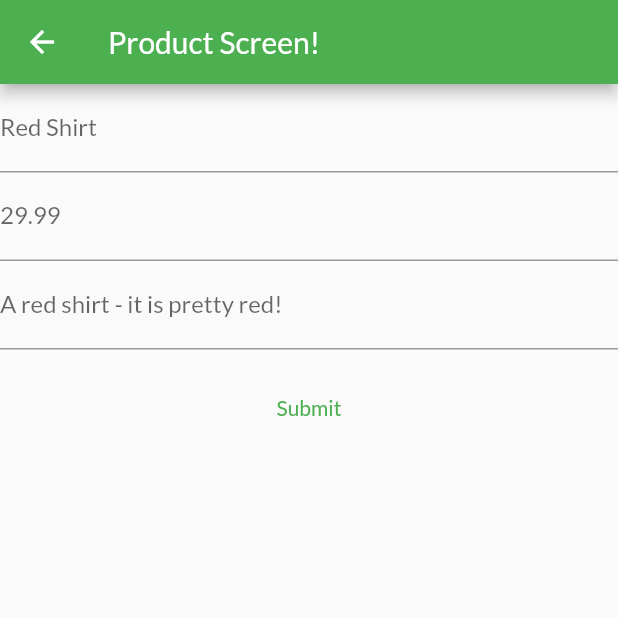
After one commit to PhamTuanHung3011/re_state_management_shop, a Flutter app: the UserProductScreen screen opened by its route, after a tap on the "edit" icon, on a phone screen of 412 x 824 dp, the top half of it. The commit adds this screen. Run offline on Flutter 3.47's test engine with Material 2 defaults, Android fonts, the phone set to English and light mode, and no system bars; network calls fail.

Commit message:
user_product

```diff
--- a/lib/main.dart
+++ b/lib/main.dart
@@ -3,8 +3,11 @@ import 'package:flutter/material.dart';
 import 'package:provider/provider.dart';
 import 'package:re_state_management_shiop/providers/cart.dart';
 import 'package:re_state_management_shiop/providers/order_provider.dart';
+import 'package:re_state_management_shiop/screens/UserProductScreen.dart';
 import 'package:re_state_management_shiop/screens/cart_screen.dart';
+import 'package:re_state_management_shiop/screens/edit_product_screen.dart';
 import 'package:re_state_management_shiop/screens/order_screen.dart';
+import 'package:re_state_management_shiop/widgets/user_product.dart';
 import 'providers/product_provider.dart';
 import 'screens/product_detail_screens.dart';
 import 'screens/product_overview_screen.dart';
@@ -42,6 +45,8 @@ class MyApp extends StatelessWidget {
           ProductDetailScreens.routerName: (context) => ProductDetailScreens(),
           CartScreen.routeName: (context) => CartScreen(),
           OrderScreen.routeName: (context) => OrderScreen(),
+          UserProductScreen.routeName: (context) => UserProductScreen(),
+          EditProductScreen.routename: (context) => EditProductScreen(),
         },
       ),
     );
--- a/lib/providers/product.dart
+++ b/lib/providers/product.dart
@@ -1,11 +1,11 @@
 import 'package:flutter/foundation.dart';
 
 class Product with ChangeNotifier {
-  final String id;
-  final String title;
-  final String description;
-  final double price;
-  final String imageUrl;
+   String id;
+   String title;
+   String description;
+   double price;
+   String imageUrl;
   bool isFavorite;
 
   Product({
--- a/lib/providers/product_provider.dart
+++ b/lib/providers/product_provider.dart
@@ -54,4 +54,16 @@ class ProductProvider with ChangeNotifier {
   List<Product> get ListFavorites {
     return _items.where((pro) => pro.isFavorite).toList();
   }
+
+  void deleteProduct(String id) {
+    _items.removeWhere((pro) => pro.id == id);
+    notifyListeners();
+  }
+  void editProduct(String id, String title, String description,double price ) {
+    var product = findById(id);
+    product.title = title;
+    product.description = description;
+    product.price = price;
+    notifyListeners();
+  }
 }
--- /dev/null
+++ b/lib/screens/UserProductScreen.dart
@@ -0,0 +1,34 @@
+
+
+import 'package:flutter/material.dart';
+import 'package:provider/provider.dart';
+
+import '../providers/product_provider.dart';
+import '../widgets/user_product.dart';
+
+class UserProductScreen extends StatelessWidget {
+  static const routeName = '/user_product_screen';
+
+  @override
+  Widget build(BuildContext context) {
+    final productData = Provider.of<ProductProvider>(context, listen: false).items;
+    return Scaffold(
+      appBar: AppBar(
+        title: Text('User Product Manager'),
+        actions: [
+          IconButton(onPressed: () {}, icon: Icon(Icons.add))
+        ],
+      ),
+      body: Padding(
+        padding: EdgeInsets.all(8),
+        child: ListView.builder(
+          itemCount: productData.length,
+            itemBuilder: (_, i) => UserProducts(
+              idProduct: productData[i].id,
+              title: productData[i].title,
+              imageUrl: productData[i].imageUrl,
+            )),
+      ),
+    );
+  }
+}
--- /dev/null
+++ b/lib/screens/edit_product_screen.dart
@@ -0,0 +1,89 @@
+import 'package:flutter/material.dart';
+import 'package:provider/provider.dart';
+import 'package:re_state_management_shiop/providers/product_provider.dart';
+
+class EditProductScreen extends StatefulWidget {
+  static const routename = '/edit_product';
+
+  @override
+  State<EditProductScreen> createState() => _EditProductScreenState();
+}
+
+class _EditProductScreenState extends State<EditProductScreen> {
+  late TextEditingController titleController;
+  late TextEditingController descriptionController;
+  late TextEditingController priceController;
+  String title = '';
+  double price = 0.0;
+  String description = '';
+
+  @override
+  void initState() {
+    super.initState();
+    titleController = TextEditingController();
+    descriptionController = TextEditingController();
+    priceController = TextEditingController();
+  }
+
+  @override
+  void dispose() {
+    titleController.dispose();
+    descriptionController.dispose();
+    priceController.dispose();
+    super.dispose();
+  }
+
+  @override
+  Widget build(BuildContext context) {
+    final idProduct = ModalRoute.of(context)?.settings.arguments as String;
+    final product = Provider.of<ProductProvider>(context).findById(idProduct);
+
+    return Scaffold(
+      appBar: AppBar(
+        title: Text('Product Screen!'),
+      ),
+      body: Column(
+        children: [
+          TextField(
+            controller: titleController,
+            decoration: InputDecoration(
+              label: Text(product.title),
+            ),
+            onChanged: (value) {
+              title = value;
+            },
+          ),
+          TextField(
+            controller: priceController,
+            decoration: InputDecoration(
+              label: Text(product.price.toString()),
+            ),
+            onChanged: (value) {
+              price = double.parse( value) ;
+            },
+          ),
+          TextField(
+            controller: descriptionController,
+            decoration: InputDecoration(
+              label: Text(product.description),
+            ),
+            onChanged: (value) {
+              description = value;
+            },
+          ),
+          SizedBox(
+            height: 15,
+          ),
+          TextButton(
+            onPressed: () {
+              Provider.of<ProductProvider>(context, listen: false).editProduct(idProduct, title, description, price);
+              print('submit');
+
+            },
+            child: Text('Submit'),
+          ),
+        ],
+      ),
+    );
+  }
+}
--- a/lib/widgets/order_items.dart
+++ b/lib/widgets/order_items.dart
@@ -29,7 +29,7 @@ class _OrderItemState extends State<OrderItem> {
               },
               icon: Icon(_expanded ? Icons.expand_less : Icons.expand_more),
             ),
-            title: Text('${order.amount}', style: TextStyle(fontSize: 22, fontWeight: FontWeight.bold),),
+            title: Text('\$${order.amount}', style: TextStyle(fontSize: 22, fontWeight: FontWeight.bold),),
             subtitle: Text(DateFormat('dd MM yyyy').format(order.dateTime)),
           ),
           if (_expanded)
--- /dev/null
+++ b/lib/widgets/user_product.dart
@@ -0,0 +1,55 @@
+import 'dart:io';
+
+import 'package:flutter/material.dart';
+import 'package:provider/provider.dart';
+import 'package:re_state_management_shiop/providers/product_provider.dart';
+import 'package:re_state_management_shiop/screens/UserProductScreen.dart';
+import 'package:re_state_management_shiop/screens/edit_product_screen.dart';
+import 'package:re_state_management_shiop/widgets/product_items.dart';
+
+class UserProducts extends StatefulWidget {
+  final String idProduct;
+  final String title;
+  final String imageUrl;
+  UserProducts({required this.title,required this.imageUrl, required this.idProduct});
+
+  @override
+  State<UserProducts> createState() => _UserProductsState();
+}
+
+class _UserProductsState extends State<UserProducts> {
+
+  @override
+  void initState() {
+    super.initState();
+    setState(() {
+      Provider.of<ProductProvider>(context, listen: false).items;
+    });
+
+  }
+
+  @override
+  Widget build(BuildContext context) {
+
+    return ListTile(
+          title: Text(widget.title),
+          leading: CircleAvatar(
+            backgroundImage: NetworkImage(widget.imageUrl),
+          ),
+          trailing: Container(
+            width: 100,
+            child: Row(
+              children: [
+                IconButton(onPressed: () {
+                  Navigator.pushNamed(context, EditProductScreen.routename, arguments: widget.idProduct );
+                }, icon: Icon(Icons.edit)),
+                IconButton(onPressed: () {
+                  print('delete');
+                  Provider.of<ProductProvider>(context, listen: false).deleteProduct(widget.idProduct);
+                }, icon: Icon(Icons.delete)),
+              ],
+            ),
+          ),
+        );
+  }
+}
```
Also changed, not shown: lib/widgets/app_drawer.dart (+9 -0 lines), lib/screens/user_product.dart (deleted).
